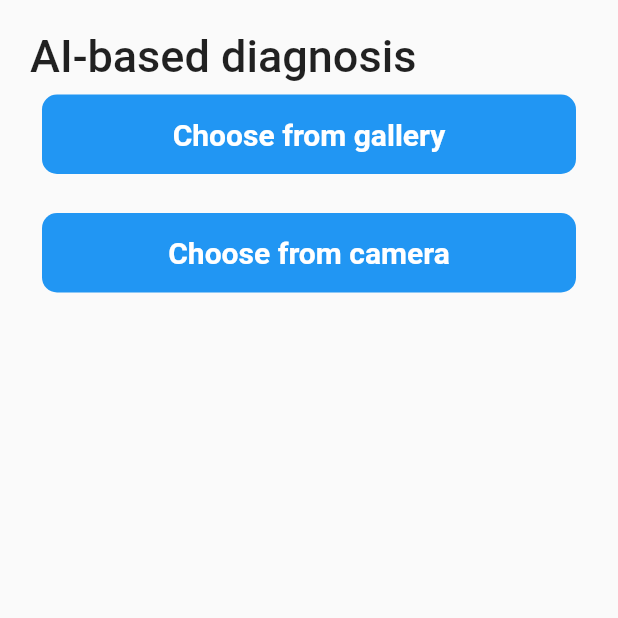
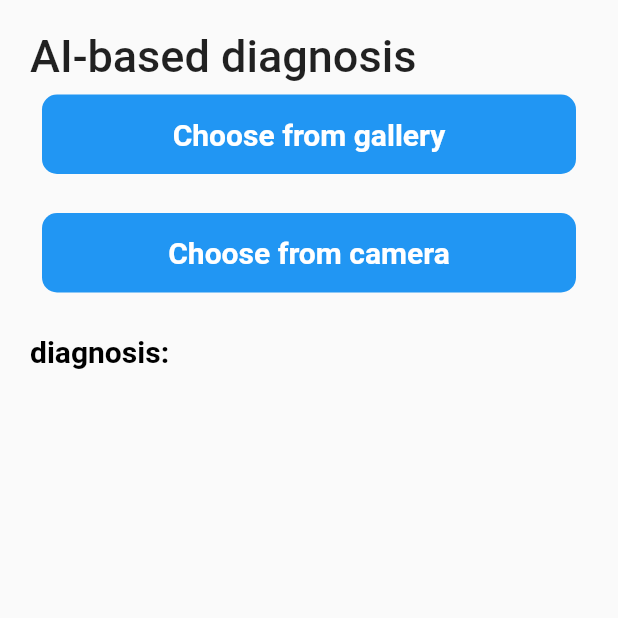
Before and after one commit to IinjyI/Verstand, a Flutter app: the AIDiagnosisScreen screen opened by its route, on a phone screen of 412 x 824 dp, the top half of it. Run offline on Flutter 3.47's test engine with Material 2 defaults, Android fonts, the phone set to English and light mode, and no system bars; our stand-ins replace cloud_firestore, firebase_auth, firebase_core, form_field_validator, image_picker, shared_preferences; accounts and stored records are empty.

Commit message:
fixed a bug

```diff
--- a/lib/Screens/AIDiagnosisScreen.dart
+++ b/lib/Screens/AIDiagnosisScreen.dart
@@ -91,12 +91,14 @@ class _AIDiagnosisState extends State<AIDiagnosis> {
             },
           ),
           SizedBox(height: 10),
-          image == null ? Container() : Image.file(File(image!.path)),
+          Center(
+              child:
+                  image == null ? Container() : Image.file(File(image!.path))),
           SizedBox(height: 10),
           processing
-              ? CircularProgressIndicator()
+              ? Center(child: CircularProgressIndicator())
               : Text(
-                  diagnosis,
+                  'diagnosis: $diagnosis',
                   style: TextStyle(
                     fontSize: 20,
                     color: Colors.black,
--- a/lib/Screens/SigninScreen.dart
+++ b/lib/Screens/SigninScreen.dart
@@ -96,7 +96,7 @@ class Signin extends StatelessWidget {
                                   if (value != null) {
                                     await setLoggedInUser(
                                         await getUsername(_email.text));
-                                    getLoggedInUser();
+                                    await getLoggedInUser();
 
                                     Navigator.pushReplacementNamed(
                                         context, NavBottomBar.id);
--- a/lib/main.dart
+++ b/lib/main.dart
@@ -11,9 +11,13 @@ import 'Screens/AIDiagnosisScreen.dart';
 import 'firebase_options.dart';
 
 Future<void> main() async {
+  WidgetsFlutterBinding.ensureInitialized();
+
   /// connection with firebase
-  WidgetsFlutterBinding.ensureInitialized();
   await Firebase.initializeApp(options: DefaultFirebaseOptions.currentPlatform);
+
+  ///check if user is logged in
+  await getLoggedInUser();
 
   ///run
   runApp(MyApp());
```
